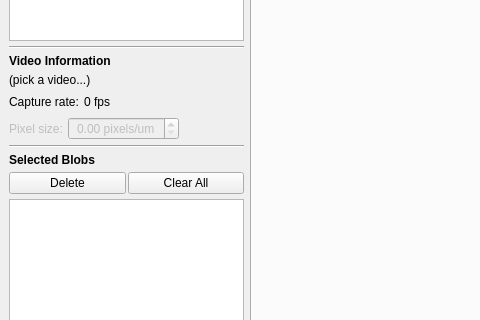
adwolfe/yawt, file mainwindow.ui: the form before one commit; both pictures show x 0 to 480 and y 222 to 542 of the 1197 by 686 pixel window.
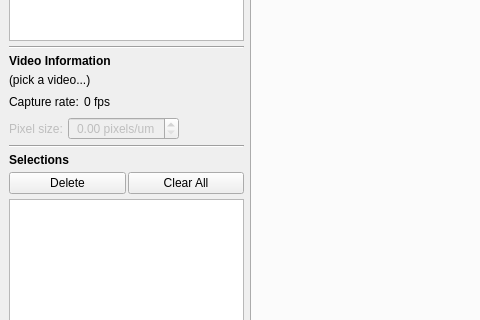
The form after the commit. Icons and pictures are not drawn. Custom widgets are drawn as their Qt base class.

Patch:
```diff
--- a/mainwindow.ui
+++ b/mainwindow.ui
@@ -225,7 +225,7 @@
          </font>
         </property>
         <property name="text">
-         <string>Selected Blobs</string>
+         <string>Selections</string>
         </property>
        </widget>
       </item>
```
